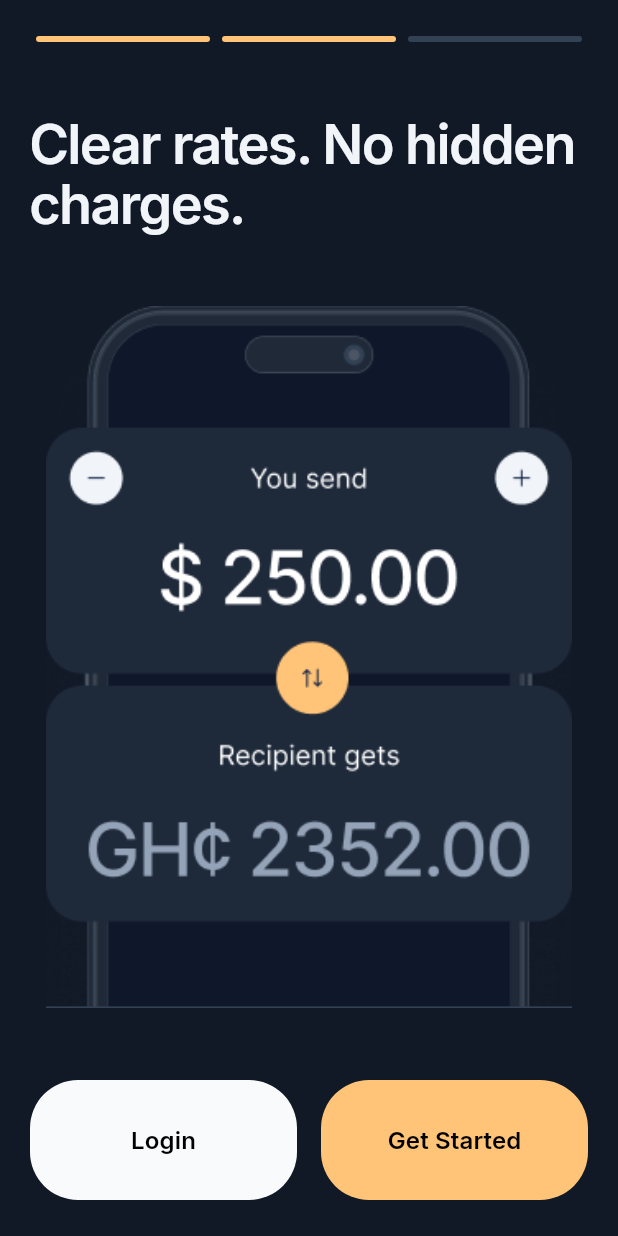
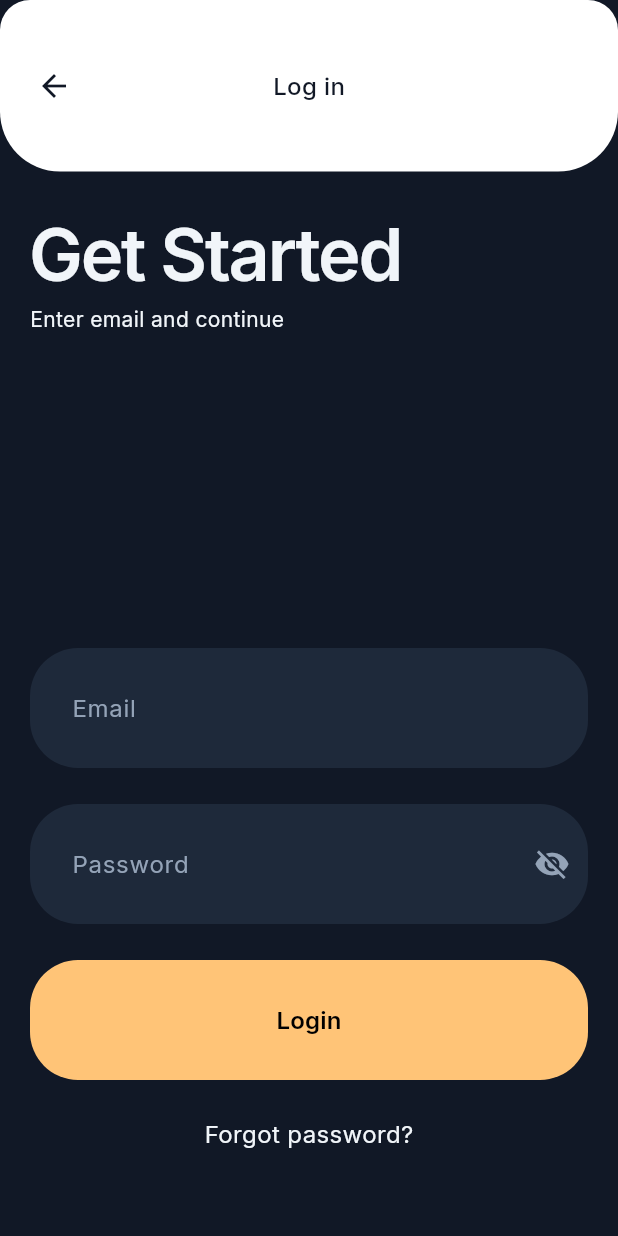
Before and after one commit to RasZarky/mitto, a Flutter app: the screen it shows after launch, after a tap on "Login", on a phone screen of 412 x 824 dp. Run offline on Flutter 3.47's test engine with Material 3 defaults, Android fonts, the phone set to English and light mode, and no system bars; our stand-ins replace go_router, intl_phone_number_input, local_auth.

Commit message:
implement login screen and reorganize authentication folder structure
- Create `LoginPage` featuring email and password validation, error handling, and integration with `AppTextField`.
- Rename and move registration-related files from `lib/presentation/register/` to `lib/presentation/authentication/` for better architectural consistency.
- Configure a new `/login` route in `AppRouter` and update imports to reflect the directory restructuring.
- Update `GetStartedPage` to navigate to the login screen upon user interaction.
- Add email regex validation and minimum length checks for the password field in `LoginPage`.

```diff
--- a/lib/core/router/app_router.dart
+++ b/lib/core/router/app_router.dart
@@ -1,10 +1,12 @@
 import 'package:go_router/go_router.dart';
 import 'package:mitto/presentation/get_started/get_started_page.dart';
-import 'package:mitto/presentation/register/choose_country_page.dart';
-import 'package:mitto/presentation/register/create_password_page.dart';
-import 'package:mitto/presentation/register/sign_up_page.dart';
-import 'package:mitto/presentation/register/verification_page.dart';
 import 'package:mitto/presentation/splash/splash_page.dart';
+
+import '../../presentation/authentication/choose_country_page.dart';
+import '../../presentation/authentication/create_password_page.dart';
+import '../../presentation/authentication/login_page.dart';
+import '../../presentation/authentication/sign_up_page.dart';
+import '../../presentation/authentication/verification_page.dart';
 
 class AppRouter {
   static const String splash = '/';
@@ -13,6 +15,7 @@ class AppRouter {
   static const String verification = '/verification';
   static const String chooseCountry = '/choose-country';
   static const String createPassword = '/create-password';
+  static const String login = '/login';
 
   static final router = GoRouter(
     debugLogDiagnostics: true,
@@ -42,6 +45,10 @@ class AppRouter {
         path: createPassword,
         builder: (context, state) => const CreatePasswordPage(),
       ),
+      GoRoute(
+        path: login,
+        builder: (context, state) => const LoginPage(),
+      ),
     ],
   );
 }
--- /dev/null
+++ b/lib/presentation/authentication/login_page.dart
@@ -0,0 +1,133 @@
+import 'package:flutter/material.dart';
+import 'package:mitto/core/widgets/app_button.dart';
+import 'package:mitto/core/widgets/app_text_field.dart';
+import 'package:go_router/go_router.dart';
+import '../../core/router/app_router.dart';
+import '../../core/theme/app_colors.dart';
+import '../../core/theme/app_text_style.dart';
+import '../../core/widgets/app_app_bar.dart';
+
+class LoginPage extends StatefulWidget {
+  const LoginPage({super.key});
+
+  @override
+  State<LoginPage> createState() => _LoginPageState();
+}
+
+class _LoginPageState extends State<LoginPage> {
+  final TextEditingController _emailController = TextEditingController();
+  final TextEditingController _passwordController = TextEditingController();
+
+  String? _emailError;
+  String? _passwordError;
+
+  void _validateAndNavigate() {
+    setState(() {
+      _emailError = null;
+      _passwordError = null;
+    });
+
+    final email = _emailController.text.trim();
+    final password = _passwordController.text;
+
+    bool isValid = true;
+
+    if (email.isEmpty) {
+      setState(() => _emailError = 'Email is required');
+      isValid = false;
+    } else if (!RegExp(r'^[\w-\.]+@([\w-]+\.)+[\w-]{2,4}$').hasMatch(email)) {
+      setState(() => _emailError = 'Enter a valid email address');
+      isValid = false;
+    }
+
+    if (password.isEmpty) {
+      setState(() => _passwordError = 'Password is required');
+      isValid = false;
+    } else if (password.length < 6) {
+      setState(() => _passwordError = 'Password must be at least 6 characters');
+      isValid = false;
+    }
+
+    if (isValid) {
+      if (mounted) {
+        context.go(AppRouter.splash);
+      }
+    }
+  }
+
+  @override
+  void dispose() {
+    _emailController.dispose();
+    _passwordController.dispose();
+    super.dispose();
+  }
+
+  @override
+  Widget build(BuildContext context) {
+    return Scaffold(
+      backgroundColor: AppColors.gray900,
+      appBar: const AppAppBar(
+        title: 'Log in',
+      ),
+      body: CustomScrollView(
+        slivers: [
+          SliverFillRemaining(
+            hasScrollBody: false,
+            child: Padding(
+              padding: const EdgeInsets.symmetric(horizontal: 20, vertical: 32),
+              child: Column(
+                crossAxisAlignment: CrossAxisAlignment.start,
+                children: [
+                  Text('Get Started', style: AppTextStyle.h1Semibold),
+                  const SizedBox(height: 8),
+                  Text(
+                    'Enter email and continue',
+                    style: AppTextStyle.lgRegular.copyWith(fontSize: 14),
+                  ),
+                  const Spacer(),
+                  AppTextField(
+                    controller: _emailController,
+                    hintText: 'Email',
+                    keyboardType: TextInputType.emailAddress,
+                    errorText: _emailError,
+                    onChanged: (_) {
+                      if (_emailError != null) {
+                        setState(() => _emailError = null);
+                      }
+                    },
+                  ),
+                  const SizedBox(height: 24),
+                  AppTextField(
+                    controller: _passwordController,
+                    hintText: 'Password',
+                    isPassword: true,
+                    errorText: _passwordError,
+                    onChanged: (_) {
+                      if (_passwordError != null) {
+                        setState(() => _passwordError = null);
+                      }
+                    },
+                  ),
+                  const SizedBox(height: 24),
+                  AppButton(
+                    text: 'Login',
+                    onPressed: _validateAndNavigate,
+                  ),
+                  const SizedBox(height: 24),
+                  Align(
+                    alignment: Alignment.center,
+                    child: Text(
+                      'Forgot password?',
+                      style: AppTextStyle.baseRegular,
+                    ),
+                  ),
+                  const SizedBox(height: 24),
+                ],
+              ),
+            ),
+          ),
+        ],
+      ),
+    );
+  }
+}
--- a/lib/presentation/get_started/get_started_page.dart
+++ b/lib/presentation/get_started/get_started_page.dart
@@ -133,7 +133,7 @@ class _GetStartedPageState extends State<GetStartedPage> {
                     child: AppButton(
                       backgroundColor: AppColors.gray50,
                       text: 'Login',
-                      onPressed: () {},
+                      onPressed: () => context.push(AppRouter.login),
                     ),
                   ),
                   const SizedBox(width: 16),
```
Also changed, not shown: lib/presentation/authentication/choose_country_page.dart (renamed from lib/presentation/register/choose_country_page.dart), lib/presentation/authentication/create_password_page.dart (renamed from lib/presentation/register/create_password_page.dart), lib/presentation/authentication/sign_up_page.dart (renamed from lib/presentation/register/sign_up_page.dart), lib/presentation/authentication/verification_page.dart (renamed from lib/presentation/register/verification_page.dart).
